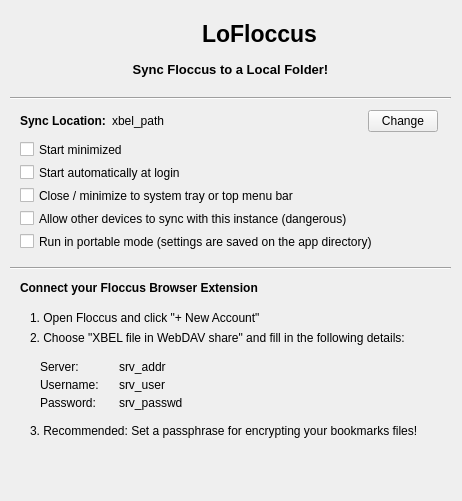
First picture: the form in LoFloccus/lofloccus.ui, repository TCB13/LoFloccus, before the edit.
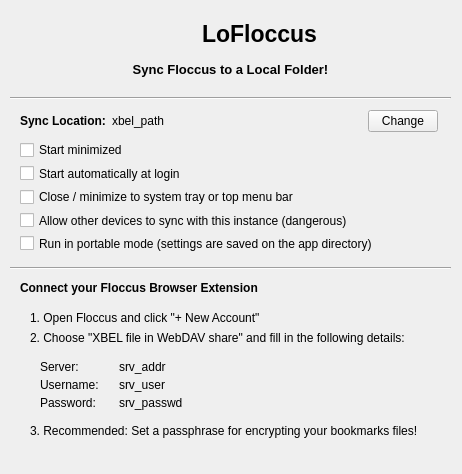
Second picture: the form after the edit. Icons and pictures are not drawn.

Patch:
```diff
--- a/LoFloccus/lofloccus.ui
+++ b/LoFloccus/lofloccus.ui
@@ -7,7 +7,7 @@
       <x>0</x>
       <y>0</y>
       <width>462</width>
-      <height>501</height>
+    <height>474</height>
      </rect>
     </property>
   <property name="sizePolicy">
@@ -65,7 +65,7 @@
       <x>20</x>
       <y>140</y>
       <width>421</width>
-      <height>111</height>
+      <height>113</height>
      </rect>
     </property>
     <layout class="QVBoxLayout" name="verticalLayout_2">
```
Left out of the diff: 2 changed lines with no effect on the pictures. Lines whose indentation alone changed are shown as unchanged.
